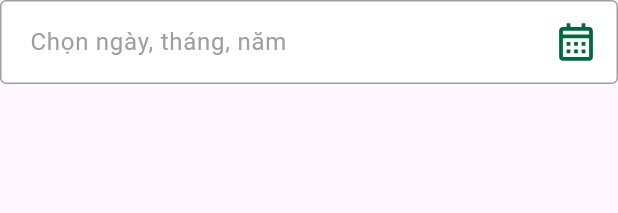
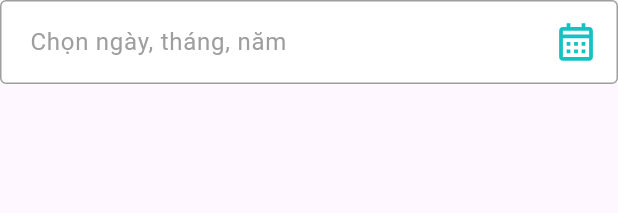
Before and after one commit to hiuussi/social-media-app, a Flutter app: the AppDatePicker widget shown alone on an empty page, opened directly with empty values, on a phone screen of 412 x 824 dp. Shown: the top 213 px of the screen. Run offline on Flutter 3.47's test engine with Material 3 defaults, Android fonts, the phone set to English and light mode, and no system bars; our stand-ins replace after_layout, animated_text_kit, bloc, bot_toast, cached_network_image, device_preview and 17 more; missing offline and left inert: audio_session, dart_openai, flutter_sound, google_speech; accounts and stored records are empty; generated files the repository leaves out were written again; project files that could hold a hidden picture were left out.

Commit message:
Update app_date_picker.dart

```diff
--- a/lib/shared/widgets/app_date_picker.dart
+++ b/lib/shared/widgets/app_date_picker.dart
@@ -39,7 +39,7 @@ class AppDatePicker extends StatefulWidget {
       this.initialDate,
       this.firstDate,
       this.lastDate,
-      this.primaryDialogColor = AppColors.darkgreen,
+      this.primaryDialogColor = AppColors.bgOrange,
       this.value,
       this.readOnly = false,
       required this.onChanged,
@@ -89,7 +89,7 @@ class _AppDatePickerState extends State<AppDatePicker> {
             color: AppColors.transparent,
             padding: const EdgeInsets.all(5),
             margin: const EdgeInsets.only(right: 8),
-            child: Assets.icons.icCalendar.svg(color: AppColors.darkgreen)),
+            child: Assets.icons.icCalendar.svg(color: AppColors.bgBlue)),
         onChanged: (_) {},
         onTap: () async {
           if (!widget.readOnly) {
```
